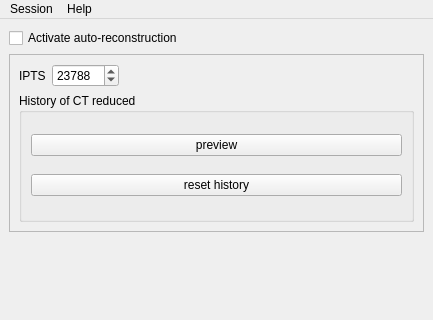
Qt form rockit_autoreconstruction_ui/ui/mainWindow.ui (ornlneutronimaging/rockit_autoreconstruction_ui) before a commit; both pictures show x 0 to 433 and y 0 to 320 of the 433 by 468 pixel window.
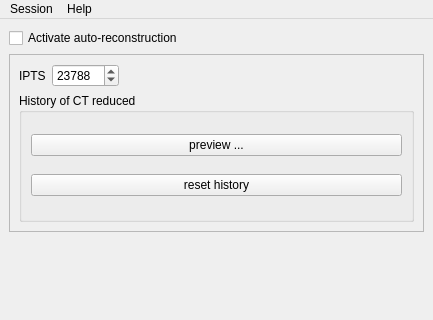
The same form after that commit.

The edit to the form file:
```diff
--- a/rockit_autoreconstruction_ui/ui/mainWindow.ui
+++ b/rockit_autoreconstruction_ui/ui/mainWindow.ui
@@ -83,7 +83,7 @@
           <item>
            <widget class="QPushButton" name="pushButton_2">
             <property name="text">
-             <string>preview</string>
+             <string>preview ...</string>
             </property>
            </widget>
           </item>
```
Left out of the diff: 26 changed lines with no effect on the pictures.
